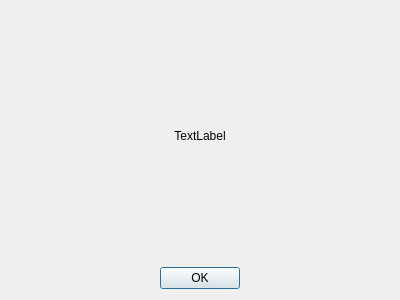
Old version of the form aboutdialog.ui in the repository pdyakov/GeneticRoutes.
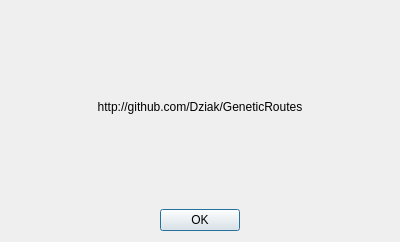
New version of the form.

What changed in the file:
```diff
--- a/aboutdialog.ui
+++ b/aboutdialog.ui
@@ -7,7 +7,7 @@
     <x>0</x>
     <y>0</y>
     <width>400</width>
-    <height>300</height>
+    <height>242</height>
    </rect>
   </property>
   <property name="windowTitle">
@@ -23,7 +23,7 @@
       </sizepolicy>
      </property>
      <property name="text">
-      <string>TextLabel</string>
+      <string>http://github.com/Dziak/GeneticRoutes</string>
      </property>
      <property name="alignment">
       <set>Qt::AlignCenter</set>
```
Left out of the diff: 2 changed lines with no effect on the pictures.
